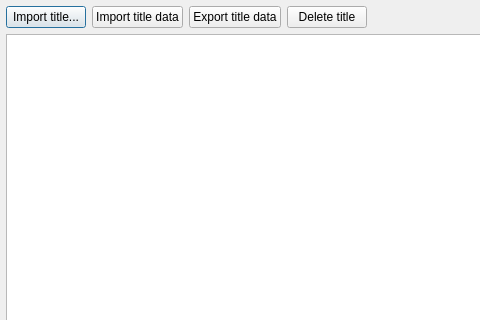
This is src/frontend/qt_sdl/TitleManagerDialog.ui in poopoocacacacaca/melonRA as Qt 5 draws it before an edit; both pictures show x 0 to 480 and y 0 to 320 of the 608 by 466 pixel window. The edited form follows.
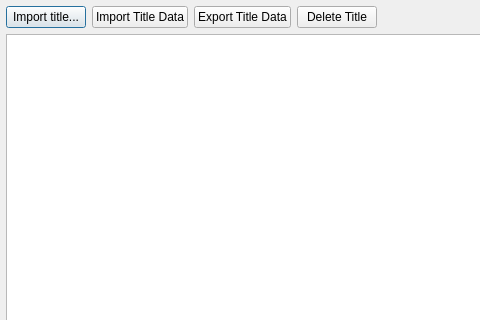
This is the edited form.

Commit message:
Use Title Case for menu items, window titles and section headings
Emu settings -> Emulation Settings, Wifi settings -> Wi-Fi Settings,
Input and hotkeys -> Input and Hotkeys, and so on across the menus,
dialog titles, group boxes, tabs and the RetroAchievements windows.

Diff of the .ui file:
```diff
--- a/src/frontend/qt_sdl/TitleManagerDialog.ui
+++ b/src/frontend/qt_sdl/TitleManagerDialog.ui
@@ -44,7 +44,7 @@
         <string>&lt;html&gt;&lt;head/&gt;&lt;body&gt;&lt;p&gt;Import data (save, banner...) for the selected title.&lt;/p&gt;&lt;/body&gt;&lt;/html&gt;</string>
        </property>
        <property name="text">
-        <string>Import title data</string>
+        <string>Import Title Data</string>
        </property>
       </widget>
      </item>
@@ -54,7 +54,7 @@
         <string>&lt;html&gt;&lt;head/&gt;&lt;body&gt;&lt;p&gt;Export the data (save, banner...) associated with the selected title.&lt;/p&gt;&lt;/body&gt;&lt;/html&gt;</string>
        </property>
        <property name="text">
-        <string>Export title data</string>
+        <string>Export Title Data</string>
        </property>
       </widget>
      </item>
@@ -64,7 +64,7 @@
         <string>&lt;html&gt;&lt;head/&gt;&lt;body&gt;&lt;p&gt;Permanently delete the selected title and its associated data from your emulated DSi.&lt;/p&gt;&lt;/body&gt;&lt;/html&gt;</string>
        </property>
        <property name="text">
-        <string>Delete title</string>
+        <string>Delete Title</string>
        </property>
       </widget>
      </item>
```
Left out of the diff: 2 changed lines with no effect on the pictures. The commit also changes 27 other files.
